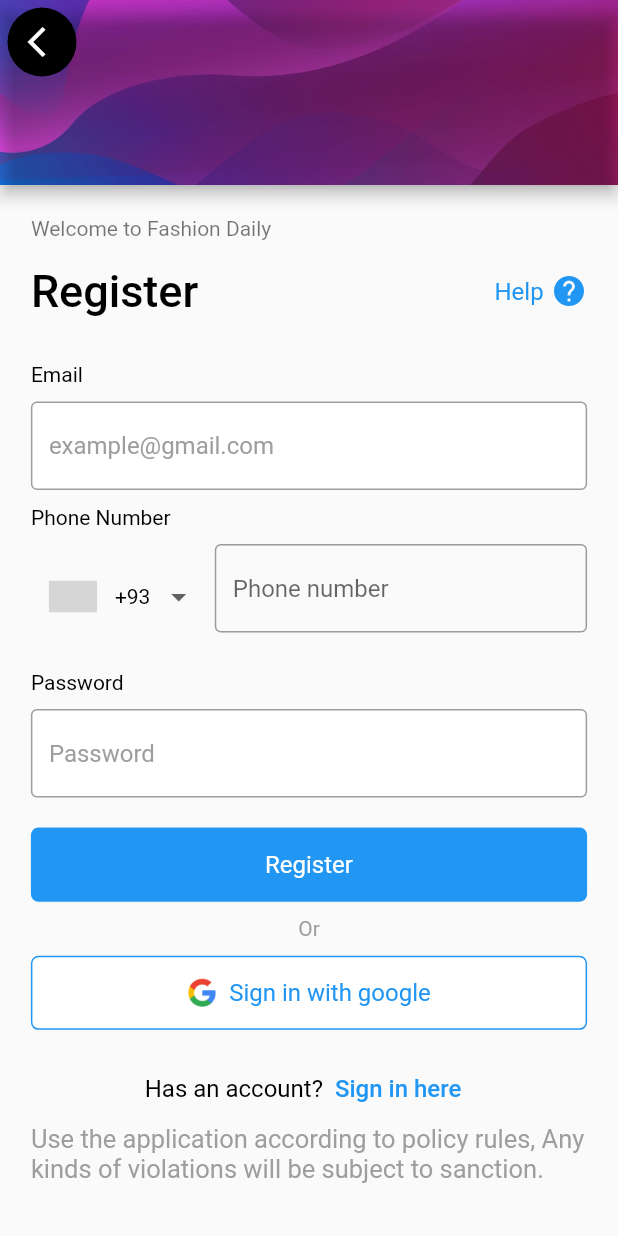
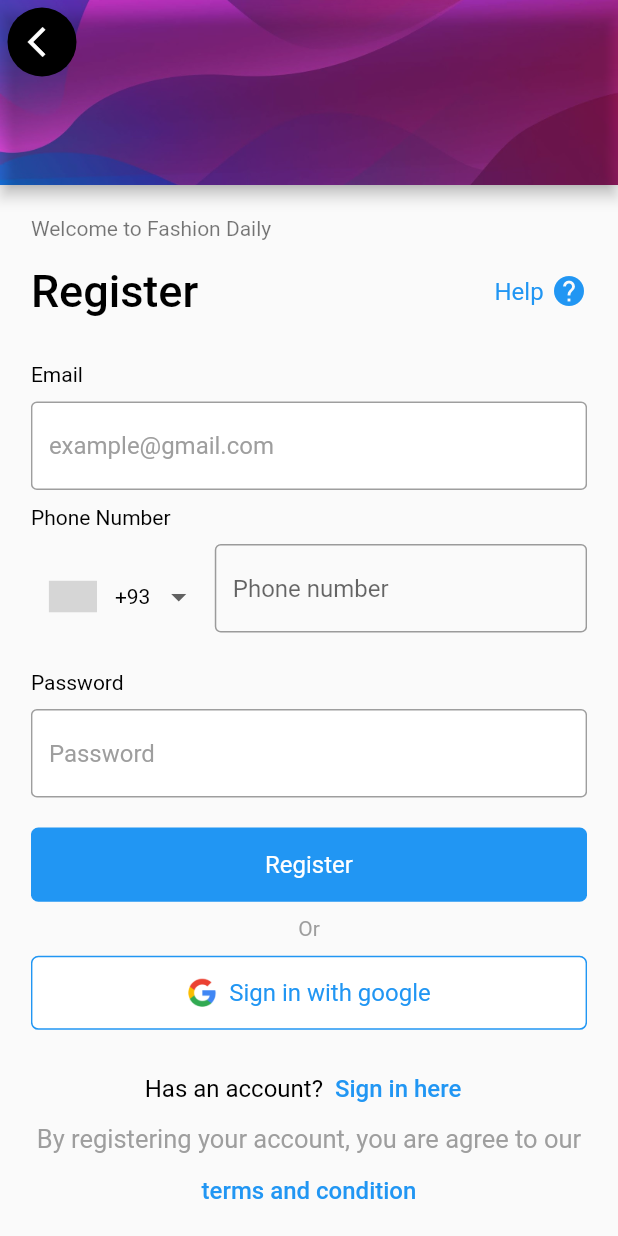
Before and after one commit to amrhassann/algoriza_task1, a Flutter app: the RegisterScreen screen opened directly, on a phone screen of 412 x 824 dp. Run offline on Flutter 3.47's test engine with Material 2 defaults, Android fonts, the phone set to English and light mode, and no system bars; drawn by our look-alikes of intl_phone_number_input; our stand-ins replace introduction_screen; grey boxes are pictures that could not be loaded.

```diff
--- a/lib/view/screens/register_screen.dart
+++ b/lib/view/screens/register_screen.dart
@@ -192,12 +192,14 @@ class RegisterScreen extends StatelessWidget {
                     ],
                   ),
                   CustomText(
-                    text: "Use the application according to policy rules, Any kinds of violations will be subject to sanction.",
+                    text: "By registering your account, you are agree to our",
                     fontSize: 17,
                     color: Colors.grey,
                     textAlignment: Alignment.center,
                   ),
-
+                  TextButton(onPressed: (){},
+                      child: const Text('terms and condition',style: TextStyle(fontSize: 16,),)),
+                  const SizedBox(height: 10,)
                 ],
               ),
             ),
```
